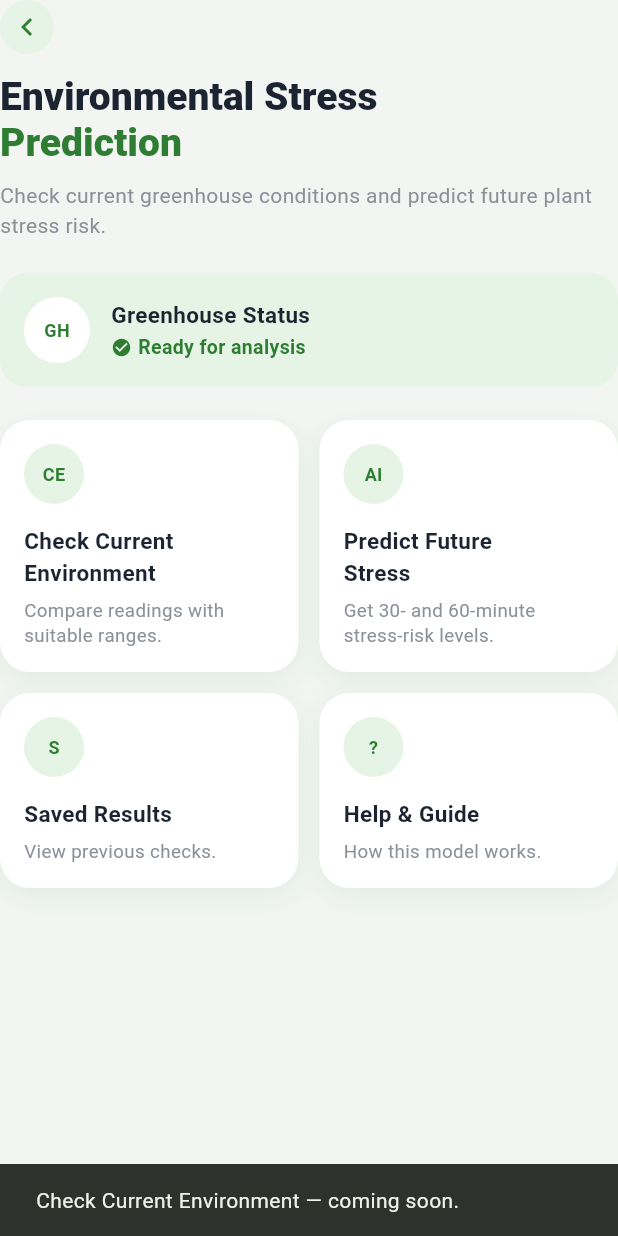
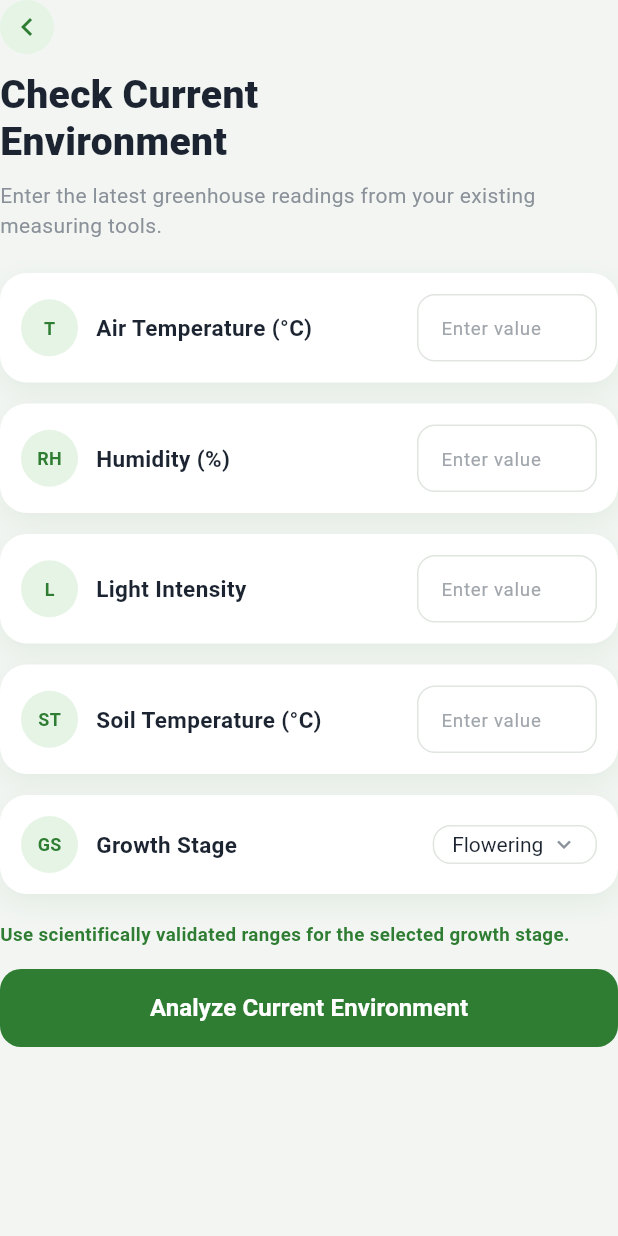
Before and after one commit to sakilaathapaththu/AI-Based-Bell-Pepper-Plant-Health-Stress-Detection-Syste, a Flutter app: the EnvironmentalStressScreen widget shown alone on an empty page, opened directly with empty values, after a tap on "CE", on a phone screen of 412 x 824 dp. Run offline on Flutter 3.47's test engine with Material 3 defaults, Android fonts, the phone set to English and light mode, and no system bars; our stand-ins replace cloud_firestore, firebase_auth, firebase_core, flutter_secure_storage; accounts and stored records are empty.

Commit message:
Add Check Current Environment form
Adds the manual-entry form (air/soil temperature, humidity, light
intensity, growth stage) reached from the Environmental Stress
Prediction screen's "Check Current Environment" card, embedded in
place so the shared shell stays visible. No backend wiring yet —
Analyze just acknowledges the tap.

```diff
--- /dev/null
+++ b/mobile_app/lib/features/environmental_stress/ui/check_current_environment_screen.dart
@@ -0,0 +1,135 @@
+import 'package:flutter/material.dart';
+import 'package:bell_pepper_app/constants/app_colors.dart';
+import 'package:bell_pepper_app/constants/app_text_styles.dart';
+import 'package:bell_pepper_app/features/environmental_stress/ui/widgets/reading_input_card.dart';
+import 'package:bell_pepper_app/ui/widgets/primary_button.dart';
+
+/// Manual-entry form for the current greenhouse readings. Embedded inside
+/// the Environmental Stress Prediction view, so [onBack] just returns to
+/// that screen rather than popping a route. Not wired to any backend or
+/// model yet — "Analyze" currently just acknowledges the tap.
+class CheckCurrentEnvironmentScreen extends StatefulWidget {
+  const CheckCurrentEnvironmentScreen({super.key, required this.onBack});
+
+  final VoidCallback onBack;
+
+  @override
+  State<CheckCurrentEnvironmentScreen> createState() =>
+      _CheckCurrentEnvironmentScreenState();
+}
+
+class _CheckCurrentEnvironmentScreenState
+    extends State<CheckCurrentEnvironmentScreen> {
+  static const _growthStages = ['Seedling', 'Vegetative', 'Flowering', 'Fruiting'];
+
+  final _airTempController = TextEditingController();
+  final _humidityController = TextEditingController();
+  final _lightController = TextEditingController();
+  final _soilTempController = TextEditingController();
+  String _growthStage = _growthStages[2];
+
+  @override
+  void dispose() {
+    _airTempController.dispose();
+    _humidityController.dispose();
+    _lightController.dispose();
+    _soilTempController.dispose();
+    super.dispose();
+  }
+
+  void _handleAnalyze() {
+    ScaffoldMessenger.of(context)
+      ..hideCurrentSnackBar()
+      ..showSnackBar(const SnackBar(content: Text('Environment analysis — coming soon.')));
+  }
+
+  @override
+  Widget build(BuildContext context) {
+    return Column(
+      crossAxisAlignment: CrossAxisAlignment.start,
+      children: [
+        InkWell(
+          borderRadius: BorderRadius.circular(20),
+          onTap: widget.onBack,
+          child: Container(
+            width: 36,
+            height: 36,
+            alignment: Alignment.center,
+            decoration: const BoxDecoration(
+              color: AppColors.featureIconBackground,
+              shape: BoxShape.circle,
+            ),
+            child: const Icon(Icons.chevron_left, color: AppColors.primaryGreen),
+          ),
+        ),
+        const SizedBox(height: 12),
+        const Text(
+          'Check Current\nEnvironment',
+          style: TextStyle(
+            fontSize: 26,
+            fontWeight: FontWeight.w800,
+            color: AppColors.titleDark,
+            height: 1.2,
+          ),
+        ),
+        const SizedBox(height: 10),
+        const Text(
+          'Enter the latest greenhouse readings from your existing measuring tools.',
+          style: AppTextStyles.screenSubtitle,
+        ),
+        const SizedBox(height: 22),
+        ReadingInputCard(
+          badge: 'T',
+          label: 'Air Temperature (°C)',
+          controller: _airTempController,
+          unit: '°C',
+        ),
+        const SizedBox(height: 14),
+        ReadingInputCard(
+          badge: 'RH',
+          label: 'Humidity (%)',
+          controller: _humidityController,
+          unit: '%',
+        ),
+        const SizedBox(height: 14),
+        ReadingInputCard(
+          badge: 'L',
+          label: 'Light Intensity',
+          controller: _lightController,
+          unit: 'lux',
+        ),
+        const SizedBox(height: 14),
+        ReadingInputCard(
+          badge: 'ST',
+          label: 'Soil Temperature (°C)',
+          controller: _soilTempController,
+          unit: '°C',
+        ),
+        const SizedBox(height: 14),
+        ReadingDropdownCard(
+          badge: 'GS',
+          label: 'Growth Stage',
+          value: _growthStage,
+          options: _growthStages,
+          onChanged: (value) {
+            if (value != null) setState(() => _growthStage = value);
+          },
+        ),
+        const SizedBox(height: 18),
+        const Text(
+          'Use scientifically validated ranges for the selected growth stage.',
+          style: TextStyle(
+            fontSize: 12.5,
+            fontWeight: FontWeight.w600,
+            color: AppColors.primaryGreen,
+          ),
+        ),
+        const SizedBox(height: 14),
+        PrimaryButton(
+          label: 'Analyze Current Environment',
+          onPressed: _handleAnalyze,
+        ),
+      ],
+    );
+  }
+}
--- a/mobile_app/lib/features/environmental_stress/ui/environmental_stress_screen.dart
+++ b/mobile_app/lib/features/environmental_stress/ui/environmental_stress_screen.dart
@@ -1,26 +1,40 @@
 import 'package:flutter/material.dart';
 import 'package:bell_pepper_app/constants/app_colors.dart';
 import 'package:bell_pepper_app/constants/app_text_styles.dart';
+import 'package:bell_pepper_app/features/environmental_stress/ui/check_current_environment_screen.dart';
 import 'package:bell_pepper_app/features/environmental_stress/ui/widgets/environmental_action_card.dart';
 
 /// Content for the Environmental Stress Prediction module: a status banner
 /// plus a 2x2 grid of actions (check readings, predict risk, saved results,
 /// help). Embedded inside the Home tab (keeping the shared top bar and
 /// bottom nav visible) rather than pushed as a separate full-screen route;
-/// [onBack] returns the tab to the dashboard view. Real data/prediction
-/// wiring lands here incrementally — for now each action just acknowledges
-/// the tap.
-class EnvironmentalStressScreen extends StatelessWidget {
+/// [onBack] returns the tab to the dashboard view. "Check Current
+/// Environment" swaps in its own form the same way; the other actions are
+/// still placeholders pending real data/prediction wiring.
+class EnvironmentalStressScreen extends StatefulWidget {
   const EnvironmentalStressScreen({super.key, required this.onBack});
 
   final VoidCallback onBack;
 
   @override
+  State<EnvironmentalStressScreen> createState() => _EnvironmentalStressScreenState();
+}
+
+class _EnvironmentalStressScreenState extends State<EnvironmentalStressScreen> {
+  bool _showCheckEnvironment = false;
+
+  @override
   Widget build(BuildContext context) {
+    if (_showCheckEnvironment) {
+      return CheckCurrentEnvironmentScreen(
+        onBack: () => setState(() => _showCheckEnvironment = false),
+      );
+    }
+
     return Column(
       crossAxisAlignment: CrossAxisAlignment.start,
       children: [
-        _BackButton(onTap: onBack),
+        _BackButton(onTap: widget.onBack),
         const SizedBox(height: 12),
         RichText(
           text: const TextSpan(
@@ -56,7 +70,7 @@ class EnvironmentalStressScreen extends StatelessWidget {
                   badge: 'CE',
                   title: 'Check Current\nEnvironment',
                   subtitle: 'Compare readings with suitable ranges.',
-                  onTap: () => _notifyComingSoon(context, 'Check Current Environment'),
+                  onTap: () => setState(() => _showCheckEnvironment = true),
                 ),
               ),
               const SizedBox(width: 14),
--- /dev/null
+++ b/mobile_app/lib/features/environmental_stress/ui/widgets/reading_input_card.dart
@@ -0,0 +1,167 @@
+import 'package:flutter/material.dart';
+import 'package:bell_pepper_app/constants/app_colors.dart';
+import 'package:bell_pepper_app/constants/app_text_styles.dart';
+
+/// One greenhouse-reading row on the "Check Current Environment" form:
+/// a badge + label on the left, a value input (with unit suffix) on the
+/// right. White rounded card matching the rest of the module's styling.
+class ReadingInputCard extends StatelessWidget {
+  const ReadingInputCard({
+    super.key,
+    required this.badge,
+    required this.label,
+    required this.controller,
+    required this.unit,
+  });
+
+  final String badge;
+  final String label;
+  final TextEditingController controller;
+  final String unit;
+
+  @override
+  Widget build(BuildContext context) {
+    return Container(
+      padding: const EdgeInsets.all(14),
+      decoration: BoxDecoration(
+        color: AppColors.cardBackground,
+        borderRadius: BorderRadius.circular(18),
+        boxShadow: [
+          BoxShadow(
+            color: AppColors.primaryGreen.withValues(alpha: 0.08),
+            blurRadius: 14,
+            offset: const Offset(0, 6),
+          ),
+        ],
+      ),
+      child: Row(
+        children: [
+          Container(
+            width: 38,
+            height: 38,
+            alignment: Alignment.center,
+            decoration: const BoxDecoration(
+              color: AppColors.featureIconBackground,
+              shape: BoxShape.circle,
+            ),
+            child: Text(badge, style: AppTextStyles.featureBadge),
+          ),
+          const SizedBox(width: 12),
+          Expanded(
+            child: Text(label, style: AppTextStyles.featureCardTitle),
+          ),
+          const SizedBox(width: 10),
+          SizedBox(
+            width: 120,
+            child: TextField(
+              controller: controller,
+              keyboardType: const TextInputType.numberWithOptions(decimal: true),
+              textAlign: TextAlign.left,
+              style: AppTextStyles.fieldInput,
+              decoration: InputDecoration(
+                isDense: true,
+                hintText: 'Enter value',
+                hintStyle: AppTextStyles.fieldHint.copyWith(fontSize: 12.5),
+                suffixText: unit,
+                suffixStyle: const TextStyle(
+                  fontSize: 12,
+                  fontWeight: FontWeight.w700,
+                  color: AppColors.titleDark,
+                ),
+                contentPadding: const EdgeInsets.symmetric(horizontal: 12, vertical: 12),
+                border: OutlineInputBorder(
+                  borderRadius: BorderRadius.circular(12),
+                  borderSide: const BorderSide(color: AppColors.fieldBorder),
+                ),
+                enabledBorder: OutlineInputBorder(
+                  borderRadius: BorderRadius.circular(12),
+                  borderSide: const BorderSide(color: AppColors.fieldBorder),
+                ),
+                focusedBorder: OutlineInputBorder(
+                  borderRadius: BorderRadius.circular(12),
+                  borderSide: const BorderSide(color: AppColors.primaryGreen),
+                ),
+              ),
+            ),
+          ),
+        ],
+      ),
+    );
+  }
+}
+
+/// Same row layout as [ReadingInputCard] but with a dropdown instead of a
+/// free-text value (e.g. Growth Stage).
+class ReadingDropdownCard extends StatelessWidget {
+  const ReadingDropdownCard({
+    super.key,
+    required this.badge,
+    required this.label,
+    required this.value,
+    required this.options,
+    required this.onChanged,
+  });
+
+  final String badge;
+  final String label;
+  final String value;
+  final List<String> options;
+  final ValueChanged<String?> onChanged;
+
+  @override
+  Widget build(BuildContext context) {
+    return Container(
+      padding: const EdgeInsets.all(14),
+      decoration: BoxDecoration(
+        color: AppColors.cardBackground,
+        borderRadius: BorderRadius.circular(18),
+        boxShadow: [
+          BoxShadow(
+            color: AppColors.primaryGreen.withValues(alpha: 0.08),
+            blurRadius: 14,
+            offset: const Offset(0, 6),
+          ),
+        ],
+      ),
+      child: Row(
+        children: [
+          Container(
+            width: 38,
+            height: 38,
+            alignment: Alignment.center,
+            decoration: const BoxDecoration(
+              color: AppColors.featureIconBackground,
+              shape: BoxShape.circle,
+            ),
+            child: Text(badge, style: AppTextStyles.featureBadge),
+          ),
+          const SizedBox(width: 12),
+          Expanded(
+            child: Text(label, style: AppTextStyles.featureCardTitle),
+          ),
+          const SizedBox(width: 10),
+          Container(
+            padding: const EdgeInsets.symmetric(horizontal: 12),
+            decoration: BoxDecoration(
+              borderRadius: BorderRadius.circular(12),
+              border: Border.all(color: AppColors.fieldBorder),
+            ),
+            child: DropdownButtonHideUnderline(
+              child: DropdownButton<String>(
+                value: value,
+                isDense: true,
+                icon: const Icon(Icons.expand_more, size: 18, color: AppColors.subtitleGrey),
+                style: AppTextStyles.fieldInput,
+                items: [
+                  for (final option in options)
+                    DropdownMenuItem(value: option, child: Text(option)),
+                ],
+                onChanged: onChanged,
+              ),
+            ),
+          ),
+        ],
+      ),
+    );
+  }
+}
```
